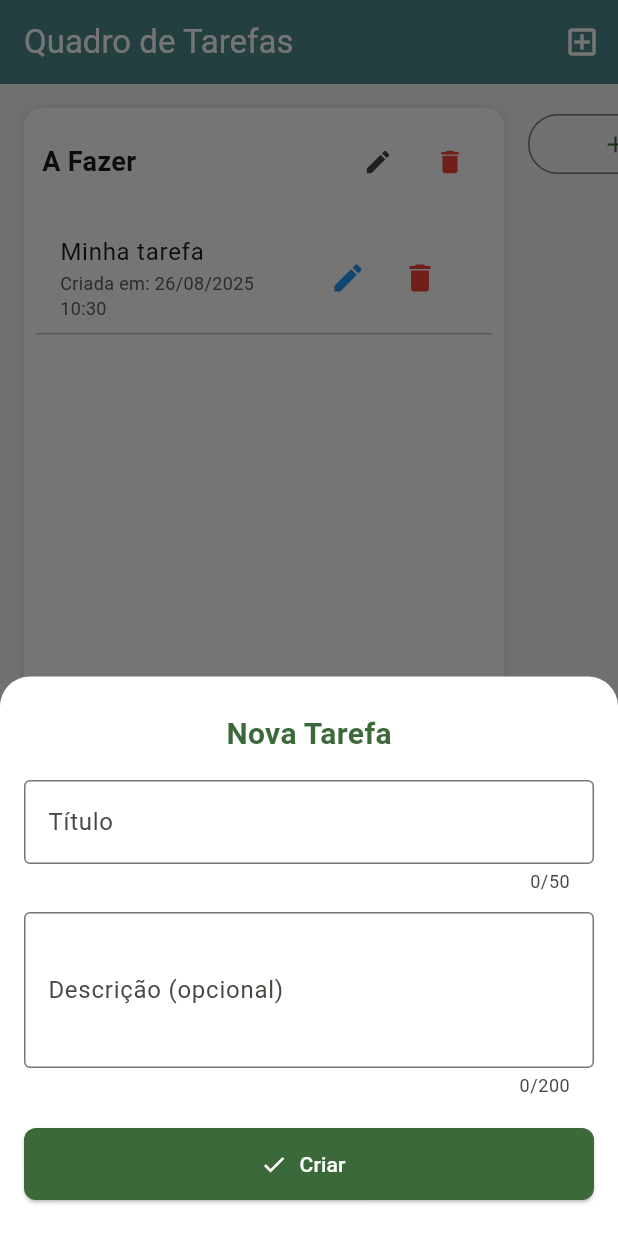
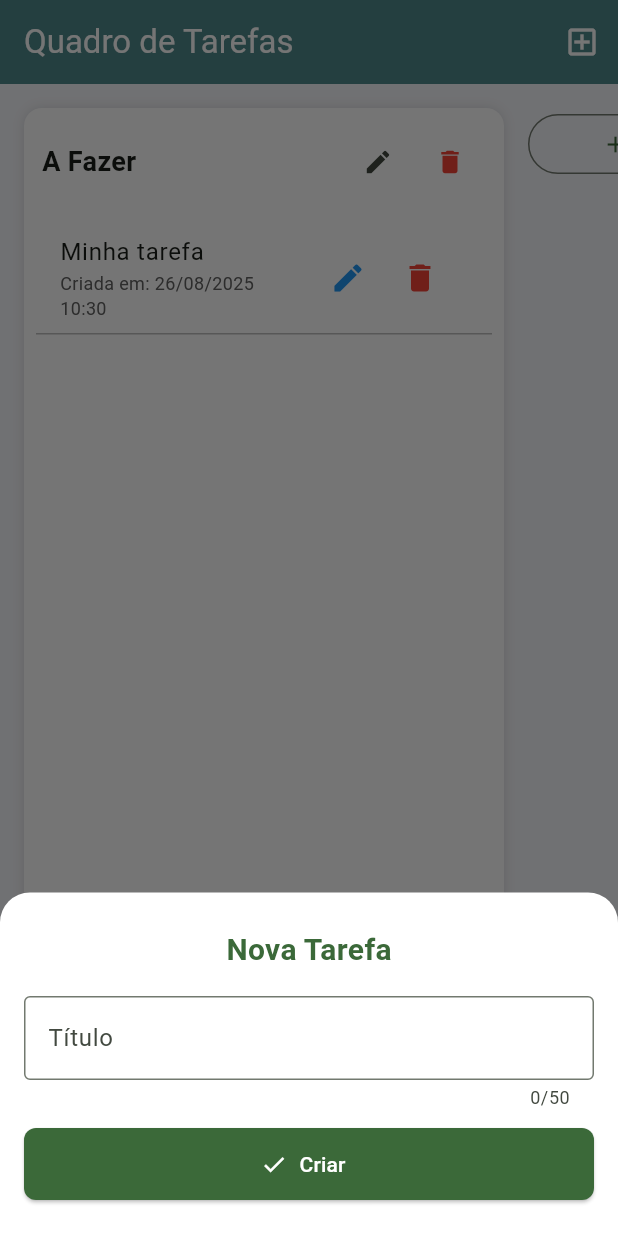
Before and after one commit to RaimundoNCN/Quadro-de-Tarefas, a Flutter app: the screen it shows after launch, after a tap on "Adicionar cartão", on a phone screen of 412 x 824 dp. Run offline on Flutter 3.47's test engine with Material 3 defaults, Android fonts, the phone set to English and light mode, and no system bars; our stand-ins replace shared_preferences.

Commit message:
Update home_page.dart

```diff
--- a/lib/pages/home_page.dart
+++ b/lib/pages/home_page.dart
@@ -59,7 +59,7 @@ class _HomePageState extends State<HomePage> {
   Widget build(BuildContext context) {
     if (_boards.isEmpty) {
       return Scaffold(
-        //appBar: AppBar(title: Text('Quadros')),
+        appBar: AppBar(title: Text('Quadros')),
         body: Center(child: Text('Nenhum quadro encontrado.')),
         floatingActionButton: FloatingActionButton(
           onPressed: () {
@@ -91,17 +91,6 @@ class _HomePageState extends State<HomePage> {
             onPressed: () => _showCreateListDialog(context, board),
           ),
         ],
-      ),
-      floatingActionButton: FloatingActionButton(
-        splashColor: Colors.amber,
-        backgroundColor: Colors.green,
-        tooltip: "Adicionar tarefa na primeira lista",
-        onPressed: () {
-          if (board.lists.isNotEmpty) {
-            _showCreateTaskCard(context, board.lists.first);
-          }
-        },
-        child: Icon(Icons.add),
       ),
       body: SingleChildScrollView(
         scrollDirection: Axis.horizontal,
@@ -402,16 +391,6 @@ class _HomePageState extends State<HomePage> {
               maxLength: 50,
             ),
             SizedBox(height: 12),
-            TextField(
-              controller: descController,
-              decoration: InputDecoration(
-                labelText: 'Descrição (opcional)',
-                border: OutlineInputBorder(),
-              ),
-              maxLines: 3,
-              maxLength: 200,
-            ),
-            SizedBox(height: 20),
             ElevatedButton.icon(
               icon: Icon(Icons.check),
               label: Text('Criar'),
```
